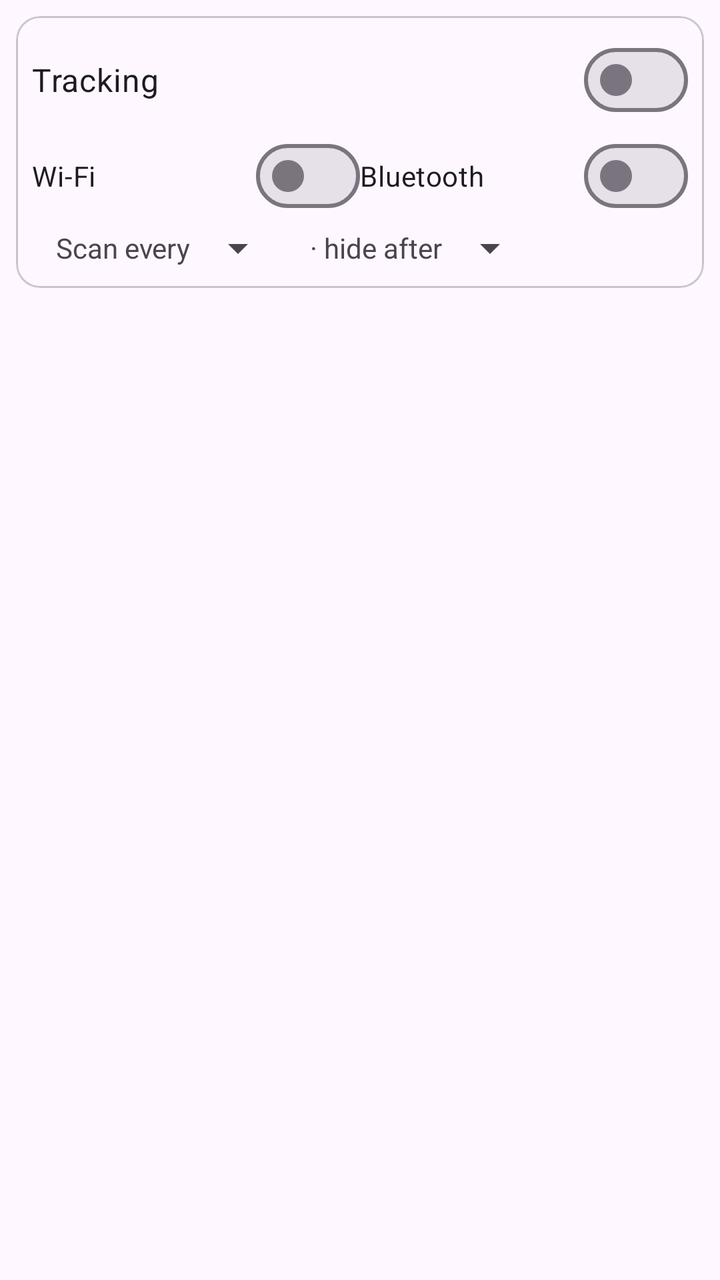
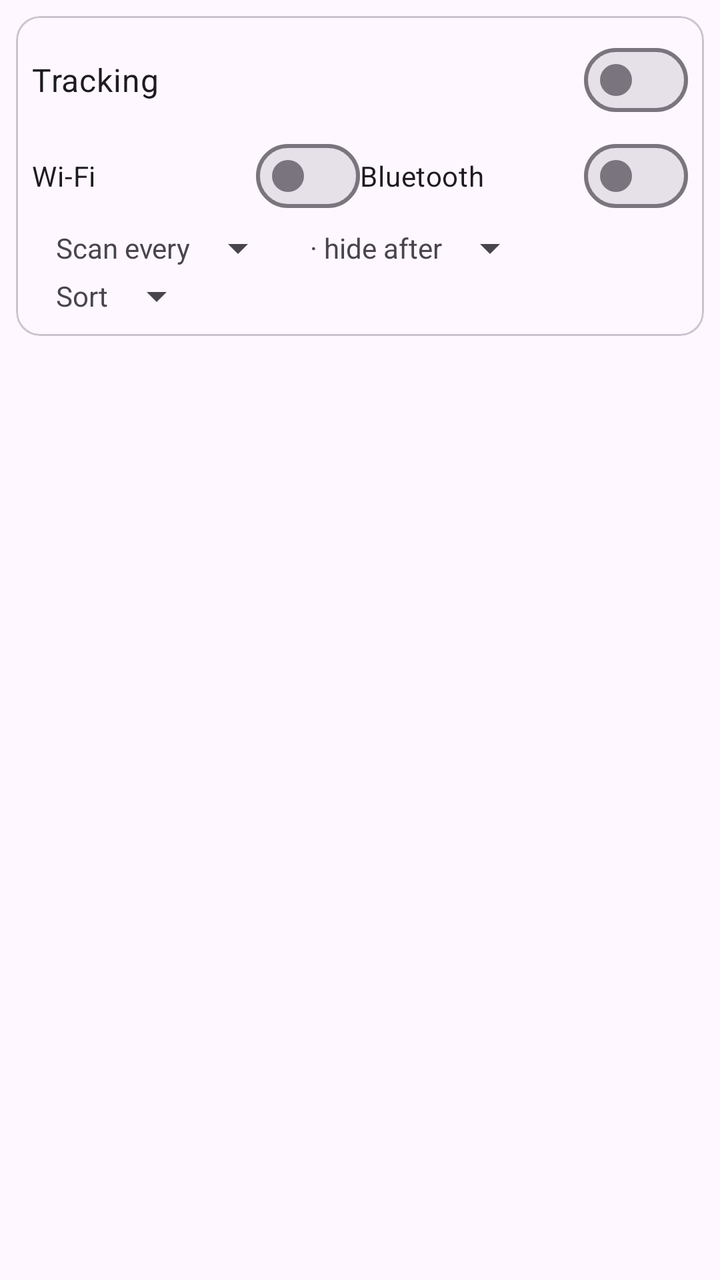

Screens rendered from an Android XML layout before and after an edit, with the pre-edit source and the edit as a unified diff.
<!-- AndroidManifest.xml: application theme Theme.AroundMe -->
<!-- res/layout/fragment_now.xml -->
<?xml version="1.0" encoding="utf-8"?>
<LinearLayout xmlns:android="http://schemas.android.com/apk/res/android"
    xmlns:app="http://schemas.android.com/apk/res-auto"
    android:layout_width="match_parent"
    android:layout_height="match_parent"
    android:orientation="vertical">

    <com.google.android.material.card.MaterialCardView
        android:layout_width="match_parent"
        android:layout_height="wrap_content"
        android:layout_margin="8dp"
        app:cardCornerRadius="12dp">

        <LinearLayout
            android:layout_width="match_parent"
            android:layout_height="wrap_content"
            android:orientation="vertical"
            android:padding="8dp">

            <com.google.android.material.materialswitch.MaterialSwitch
                android:id="@+id/switchTracking"
                android:layout_width="match_parent"
                android:layout_height="wrap_content"
                android:text="Tracking"
                android:textSize="16sp" />

            <LinearLayout
                android:layout_width="match_parent"
                android:layout_height="wrap_content"
                android:orientation="horizontal">

                <com.google.android.material.materialswitch.MaterialSwitch
                    android:id="@+id/switchWifi"
                    android:layout_width="0dp"
                    android:layout_height="wrap_content"
                    android:layout_weight="1"
                    android:text="Wi-Fi" />

                <com.google.android.material.materialswitch.MaterialSwitch
                    android:id="@+id/switchBt"
                    android:layout_width="0dp"
                    android:layout_height="wrap_content"
                    android:layout_weight="1"
                    android:text="Bluetooth" />
            </LinearLayout>

            <LinearLayout
                android:layout_width="match_parent"
                android:layout_height="wrap_content"
                android:orientation="horizontal"
                android:gravity="center_vertical">

                <TextView
                    android:layout_width="wrap_content"
                    android:layout_height="wrap_content"
                    android:paddingStart="12dp"
                    android:text="Scan every" />

                <Spinner
                    android:id="@+id/spinnerInterval"
                    android:layout_width="wrap_content"
                    android:layout_height="wrap_content" />

                <TextView
                    android:layout_width="wrap_content"
                    android:layout_height="wrap_content"
                    android:paddingStart="12dp"
                    android:text="· hide after" />

                <Spinner
                    android:id="@+id/spinnerHide"
                    android:layout_width="wrap_content"
                    android:layout_height="wrap_content" />
            </LinearLayout>

            <TextView
                android:id="@+id/textPermHint"
                android:layout_width="match_parent"
                android:layout_height="wrap_content"
                android:padding="8dp"
                android:textColor="@color/red_600"
                android:visibility="gone" />
        </LinearLayout>
    </com.google.android.material.card.MaterialCardView>

    <TextView
        android:id="@+id/textStatus"
        android:layout_width="match_parent"
        android:layout_height="wrap_content"
        android:paddingHorizontal="12dp"
        android:paddingBottom="4dp"
        android:textSize="12sp" />

    <androidx.recyclerview.widget.RecyclerView
        android:id="@+id/list"
        android:layout_width="match_parent"
        android:layout_height="0dp"
        android:layout_weight="1" />

    <TextView
        android:id="@+id/empty"
        android:layout_width="match_parent"
        android:layout_height="wrap_content"
        android:gravity="center"
        android:padding="24dp"
        android:text="No devices nearby. Start tracking to scan."
        android:visibility="gone" />
</LinearLayout>
<!-- resources referenced by this layout -->
<resources>
  <color name="red_600">#E53935</color>
  <style name="Theme.AroundMe" parent="Theme.Material3.DayNight.NoActionBar">
          <item name="colorPrimary">@color/teal_700</item>
          <item name="colorSecondary">@color/amber_600</item>
      </style>
  <color name="teal_700">#00796B</color>
  <color name="amber_600">#FFB300</color>
</resources>

<!-- the commit's change to res/layout/fragment_now.xml (unified diff, before → after) -->
@@ -73,6 +73,24 @@
                     android:layout_height="wrap_content" />
             </LinearLayout>
 
+            <LinearLayout
+                android:layout_width="match_parent"
+                android:layout_height="wrap_content"
+                android:orientation="horizontal"
+                android:gravity="center_vertical">
+
+                <TextView
+                    android:layout_width="wrap_content"
+                    android:layout_height="wrap_content"
+                    android:paddingStart="12dp"
+                    android:text="Sort" />
+
+                <Spinner
+                    android:id="@+id/spinnerSort"
+                    android:layout_width="wrap_content"
+                    android:layout_height="wrap_content" />
+            </LinearLayout>
+
             <TextView
                 android:id="@+id/textPermHint"
                 android:layout_width="match_parent"
